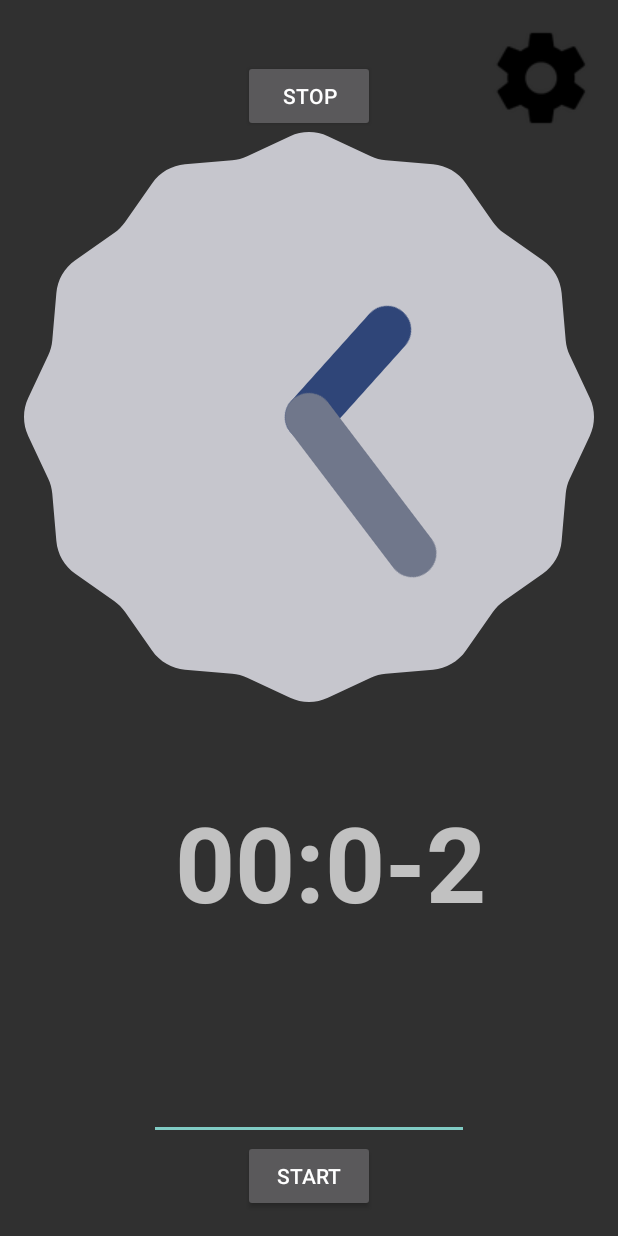
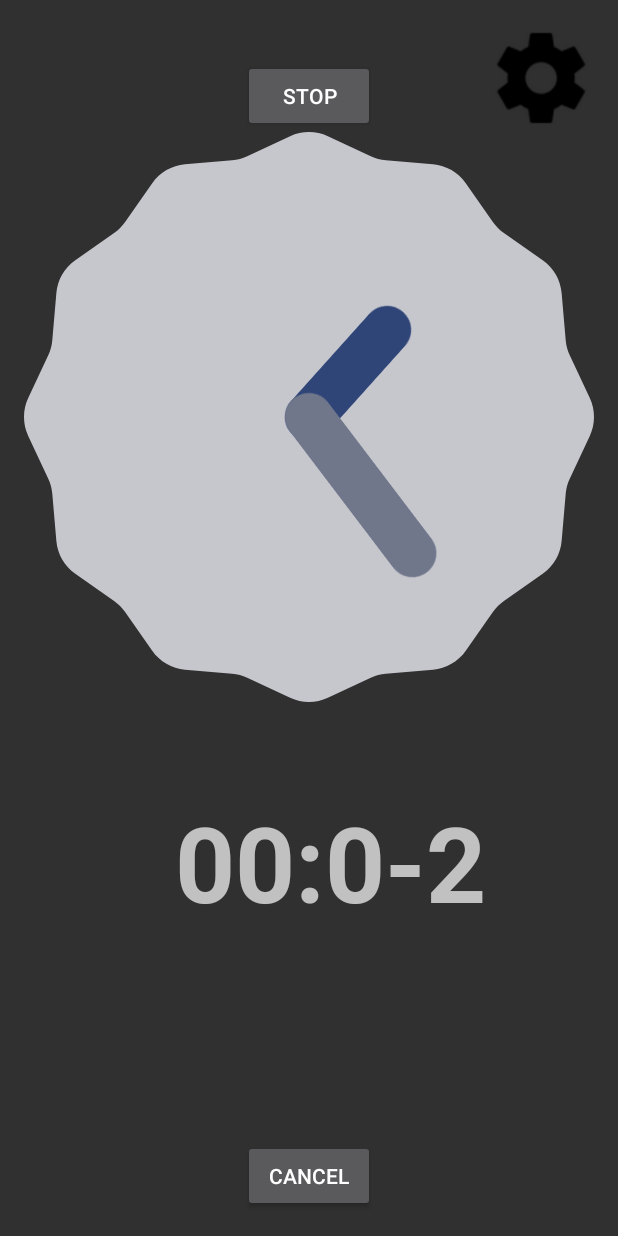
Before and after one commit to kazuooooo/NidoneAlarm, an Android app: the screen it shows after launch (AlarmHome), after a tap on "START", on a phone screen of 412 x 824 dp. Run offline under Robolectric (Android 15) with nearby library versions, the phone set to English and light mode, and no system bars; 1 statement that could not run was skipped.

Commit message:
timer bug fix

```diff
--- a/MyNidoneAlarm/app/src/main/java/com/example/matsumotokazuya/mynidonealarm/AlarmHome.java
+++ b/MyNidoneAlarm/app/src/main/java/com/example/matsumotokazuya/mynidonealarm/AlarmHome.java
@@ -5,7 +5,6 @@ import android.content.Context;
 import android.content.Intent;
 import android.media.AudioManager;
 import android.media.SoundPool;
-import android.os.Debug;
 import android.support.v7.app.AppCompatActivity;
 import android.os.Bundle;
 import android.util.Log;
@@ -14,13 +13,11 @@ import android.view.MenuItem;
 import android.view.View;
 import android.widget.Button;
 import android.widget.EditText;
-import android.widget.Switch;
 import android.widget.TextView;
 import java.util.Timer;
 import java.util.TimerTask;
 import android.os.Handler;
 import java.util.Calendar;
-import java.util.logging.Logger;
 
 import android.app.PendingIntent;
 import android.app.AlarmManager;
@@ -32,12 +29,13 @@ public class AlarmHome extends AppCompatActivity {
     private MainTimerTask mainTimerTask;
     private TextView countText;
     private Button timerButton;
-    private String timerButtonText;
+    private boolean isTimerProcessing = false;
     private int minutes = 0;
     private int seconds = 0;
     private Handler mHandler = new Handler();
     public static SoundPool mSoundPool;
     public static int mSoundId;
+    private EditText timerSettingText;
 
 
     @Override
@@ -48,7 +46,9 @@ public class AlarmHome extends AppCompatActivity {
         //タイマーのテキストビューを取得
         countText = (TextView)findViewById(R.id.timer);
         //タイマーのボタン
-        timerButton =(Button)findViewById(R.id.TestButton);
+        timerButton =(Button)findViewById(R.id.TimerButton);
+        //タイマーの設定テキスト編集
+        timerSettingText = (EditText)findViewById(R.id.TimerSettingText);
         //テスト
         mSoundPool = new SoundPool(1, AudioManager.STREAM_MUSIC,0);
         mSoundId = mSoundPool.load(getApplicationContext(),R.raw.se_maoudamashii_chime14,0);
@@ -98,20 +98,45 @@ public class AlarmHome extends AppCompatActivity {
         startActivity(intent);
     }
 
-    public void OnStartTimer(View view){
+    public void OnPushTimerButton(View view){
+        if(isTimerProcessing){
+            ResetTimer();
+        }else {
+            StartTimer();
+        }
+    }
+
+    private void StartTimer(){
+        //ボタン自体の文字を変更
+        timerButton.setText("cancel");
+        //テキスト部分入力不可処理
+        timerSettingText.setVisibility(View.INVISIBLE);
+        //タイマーフラグをOn
+        isTimerProcessing = true;
         //タイマーの値を取得
-        int timerSettingMinutes = Integer.parseInt(((EditText)findViewById(R.id.TimerSettingText)).getText().toString());
+        int timerSettingMinutes = Integer.parseInt((timerSettingText.getText().toString()));
         //内部的な時間にも設定
         minutes = timerSettingMinutes;
-        seconds = minutes*60;
+        seconds = minutes * 60;
         //タイマーインスタンスを作成
         this.mainTimer = new Timer();
         //タスククラスインスタンスを作成
         this.mainTimerTask = new MainTimerTask();
-
         //タイマースケジュールを設定
         this.mainTimer.schedule(mainTimerTask, 1000, 1000);
+    }
 
+    private void ResetTimer(){
+        //FlagOff
+        isTimerProcessing = false;
+        //完了処理
+        mainTimer.cancel();
+        //ボタン自体の文字を変更
+        timerButton.setText("start");
+        //テキスト部分入力不可処理
+        timerSettingText.setVisibility(View.VISIBLE);
+        //テキスト表示リセット
+        countText.setText("00:00");
     }
 
     public class MainTimerTask extends TimerTask {
@@ -138,9 +163,10 @@ public class AlarmHome extends AppCompatActivity {
                     countText.setText(minuteString + ":" + secondString);
                     if (seconds == 0) {
                         //即アラーム発生
-                        Calendar cal = Calendar.getInstance();
-                        SetAlarmByDate(cal);
-                        mainTimer.cancel();
+                        SetAlarmByDate(Calendar.getInstance());
+                        //タイマーリセット
+                        ResetTimer();
+
                     }
                 }
             });
--- a/MyNidoneAlarm/app/src/main/res/layout/activity_alarm_home.xml
+++ b/MyNidoneAlarm/app/src/main/res/layout/activity_alarm_home.xml
@@ -4,7 +4,7 @@
     android:paddingRight="@dimen/activity_horizontal_margin"
     android:paddingTop="@dimen/activity_vertical_margin"
     android:paddingBottom="@dimen/activity_vertical_margin" tools:context=".AlarmHome"
-    android:id="@+id/TimerButton">
+    android:id="@+id/RelativeLayout">
 
     <ImageButton
         android:layout_width="wrap_content"
@@ -32,8 +32,8 @@
         android:layout_width="wrap_content"
         android:layout_height="wrap_content"
         android:text="Start"
-        android:id="@+id/TestButton"
-        android:onClick="OnStartTimer"
+        android:id="@+id/TimerButton"
+        android:onClick="OnPushTimerButton"
         android:layout_alignParentBottom="true"
         android:layout_centerHorizontal="true" />
 
@@ -51,8 +51,8 @@
         android:id="@+id/stopButton"
         android:onClick="onPushStopButton"
         android:layout_alignBottom="@+id/imageButton"
-        android:layout_alignLeft="@+id/TestButton"
-        android:layout_alignStart="@+id/TestButton" />
+        android:layout_alignLeft="@+id/TimerButton"
+        android:layout_alignStart="@+id/TimerButton" />
 
     <EditText
         android:layout_width="wrap_content"
@@ -60,7 +60,7 @@
         android:inputType="number"
         android:ems="10"
         android:id="@+id/TimerSettingText"
-        android:layout_above="@+id/TestButton"
+        android:layout_above="@+id/TimerButton"
         android:layout_centerHorizontal="true" />
 
 </RelativeLayout>
```
